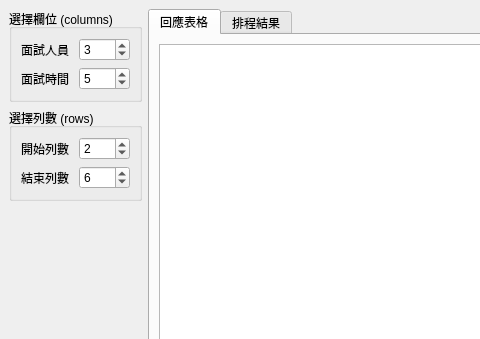
Above: src/main/resources/base/window.ui from redbug312/ntuoc13-interview-scheduler before the change; both pictures show x 0 to 480 and y 0 to 339 of the 800 by 600 pixel window. Below: the same form after it.
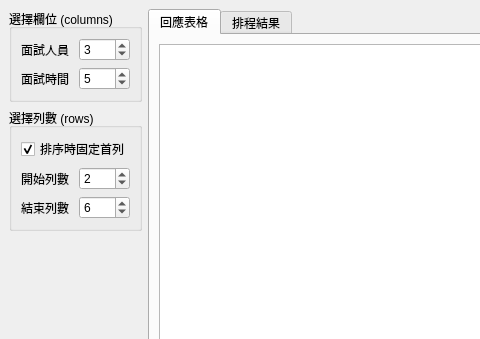
That is the form after the change. Custom widgets are drawn as their Qt base class.

Commit message: Add columnhead to be excluded from sorting

```diff
--- a/src/main/resources/base/window.ui
+++ b/src/main/resources/base/window.ui
@@ -87,7 +87,17 @@
         <property name="title">
          <string>選擇列數 (rows)</string>
         </property>
-        <layout class="QHBoxLayout" name="horizontalLayout_4">
+        <layout class="QVBoxLayout" name="verticalLayout_4">
+         <item>
+          <widget class="QCheckBox" name="columnheadCheckbox">
+           <property name="text">
+            <string>排序時固定首列</string>
+           </property>
+           <property name="checked">
+            <bool>true</bool>
+           </property>
+          </widget>
+         </item>
          <item>
           <layout class="QGridLayout" name="gridLayout_2">
            <item row="0" column="0">
```
Left out of the diff: 28 changed lines with no effect on the pictures. The commit also changes 2 other files.
